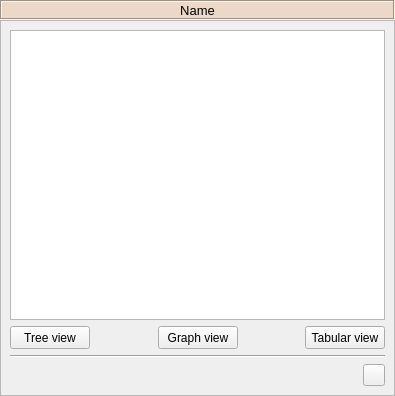
The window that spinetoolbox/project_items/view/ui/view_properties.ui (spine-tools/Spine-Toolbox) describes before a commit, drawn with Qt 5.
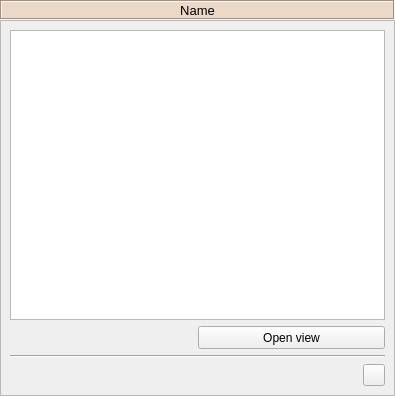
The same window after the commit. Icons and pictures are not drawn. Custom widgets are drawn as their Qt base class.

Commit message:
Update project items to work with the new consolidated view
Re #507

```diff
--- a/spinetoolbox/project_items/view/ui/view_properties.ui
+++ b/spinetoolbox/project_items/view/ui/view_properties.ui
@@ -128,79 +128,10 @@
         </widget>
        </item>
        <item>
-        <layout class="QHBoxLayout" name="horizontalLayout_8" stretch="0,0,0,0,0">
+        <layout class="QHBoxLayout" name="horizontalLayout_8" stretch="0,0">
          <property name="spacing">
           <number>6</number>
          </property>
-         <item>
-          <widget class="QPushButton" name="pushButton_view_open_tree_view">
-           <property name="sizePolicy">
-            <sizepolicy hsizetype="MinimumExpanding" vsizetype="Fixed">
-             <horstretch>0</horstretch>
-             <verstretch>0</verstretch>
-            </sizepolicy>
-           </property>
-           <property name="minimumSize">
-            <size>
-             <width>75</width>
-             <height>23</height>
-            </size>
-           </property>
-           <property name="maximumSize">
-            <size>
-             <width>16777215</width>
-             <height>23</height>
-            </size>
-           </property>
-           <property name="toolTip">
-            <string>&lt;html&gt;&lt;head/&gt;&lt;body&gt;&lt;p&gt;Open Tree view for selected db references (read-only)&lt;/p&gt;&lt;/body&gt;&lt;/html&gt;</string>
-           </property>
-           <property name="text">
-            <string>Tree view</string>
-           </property>
-          </widget>
-         </item>
-         <item>
-          <spacer name="horizontalSpacer_5">
-           <property name="orientation">
-            <enum>Qt::Horizontal</enum>
-           </property>
-           <property name="sizeHint" stdset="0">
-            <size>
-             <width>40</width>
-             <height>20</height>
-            </size>
-           </property>
-          </spacer>
-         </item>
-         <item>
-          <widget class="QPushButton" name="pushButton_view_open_graph_view">
-           <property name="sizePolicy">
-            <sizepolicy hsizetype="MinimumExpanding" vsizetype="Fixed">
-             <horstretch>0</horstretch>
-             <verstretch>0</verstretch>
-            </sizepolicy>
-           </property>
-           <property name="minimumSize">
-            <size>
-             <width>75</width>
-             <height>23</height>
-            </size>
-           </property>
-           <property name="maximumSize">
-            <size>
-             <width>16777215</width>
-             <height>23</height>
-            </size>
-           </property>
-           <property name="toolTip">
-            <string>&lt;html&gt;&lt;head/&gt;&lt;body&gt;&lt;p&gt;Open Graph view for selected db references (read-only)&lt;/p&gt;&lt;/body&gt;&lt;/html&gt;</string>
-           </property>
-           <property name="text">
-            <string>Graph view</string>
-           </property>
-          </widget>
-         </item>
          <item>
           <spacer name="horizontalSpacer_9">
            <property name="orientation">
@@ -238,7 +169,7 @@
             <string>&lt;html&gt;&lt;head/&gt;&lt;body&gt;&lt;p&gt;Open Tabular view for selected db references (read-only)&lt;/p&gt;&lt;/body&gt;&lt;/html&gt;</string>
            </property>
            <property name="text">
-            <string>Tabular view</string>
+            <string>Open view</string>
            </property>
           </widget>
          </item>
```
Left out of the diff: 6 changed lines with no effect on the pictures. The commit also changes 8 other files.
